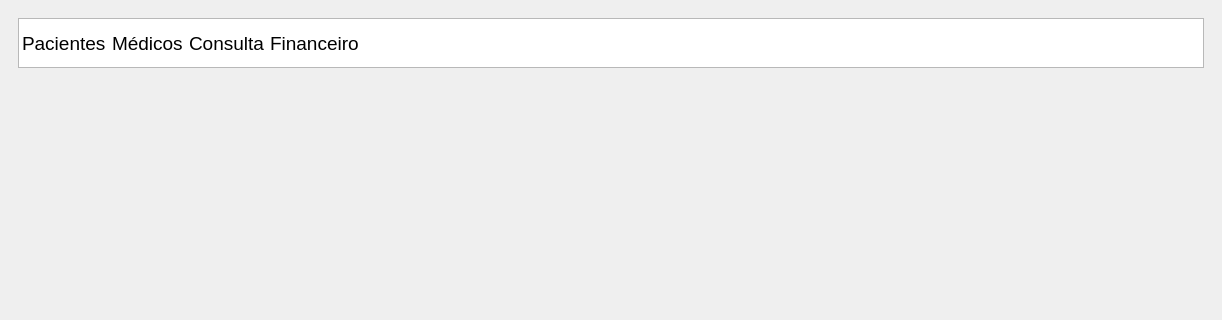
The window that ui/mainwindow.ui (mateusangeli/PEPMED) describes before a commit, drawn with Qt 5; both pictures show x 0 to 1222 and y 0 to 320 of the 1222 by 743 pixel window.
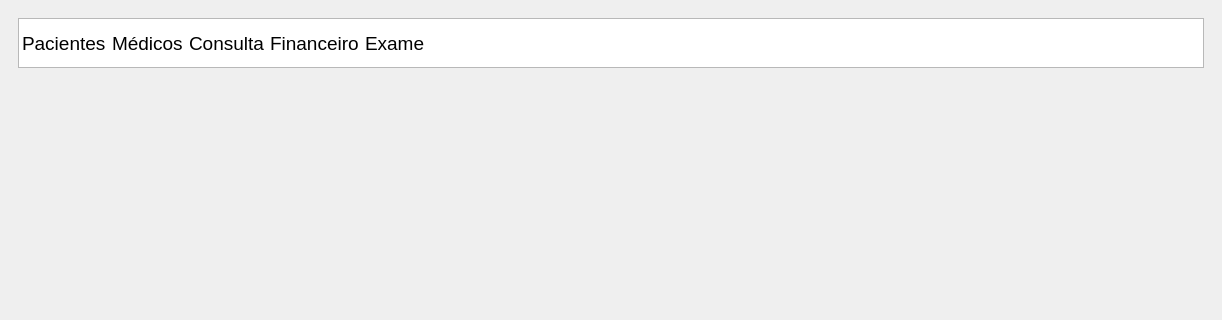
The same window after the commit. Icons and pictures are not drawn.

Commit message: Inicio de exame

The edit to the form file:
```diff
--- a/ui/mainwindow.ui
+++ b/ui/mainwindow.ui
@@ -252,6 +252,20 @@
              <normaloff>../icons/cifrao.png</normaloff>../icons/cifrao.png</iconset>
            </property>
           </item>
+          <item>
+           <property name="text">
+            <string>Exame</string>
+           </property>
+           <property name="font">
+            <font>
+             <pointsize>14</pointsize>
+            </font>
+           </property>
+           <property name="icon">
+            <iconset>
+             <normaloff>../icons/exame.png</normaloff>../icons/exame.png</iconset>
+           </property>
+          </item>
          </widget>
         </item>
         <item>
```
The commit also changes 11 other files.
